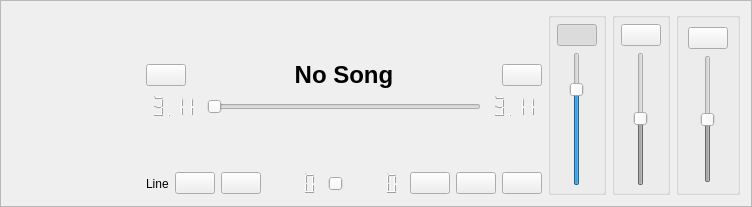
This is ui/mediaplayer.ui in mhaehnel/UltraEdit as Qt 5 draws it before an edit. The edited form follows.
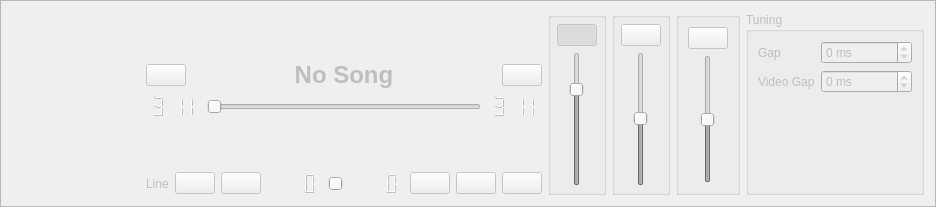
This is the edited form. Icons and pictures are not drawn.

Commit message:
Gap modification (Audio & Video) incl. UI
Especially the midi playback is still shaky, sometimes droping out after reschedule.
Moving through lines with buttons restarts it .... need to investigate

Diff of the .ui file:
```diff
--- a/ui/mediaplayer.ui
+++ b/ui/mediaplayer.ui
@@ -2,11 +2,14 @@
 <ui version="4.0">
  <class>MediaPlayer</class>
  <widget class="QFrame" name="MediaPlayer">
+  <property name="enabled">
+   <bool>false</bool>
+  </property>
   <property name="geometry">
    <rect>
     <x>0</x>
     <y>0</y>
-    <width>752</width>
+    <width>901</width>
     <height>207</height>
    </rect>
   </property>
@@ -309,8 +312,6 @@
     </layout>
    </item>
    <item>
-    <layout class="QHBoxLayout" name="horizontalLayout_7">
-     <item>
       <widget class="QGroupBox" name="groupBox_2">
        <property name="title">
         <string/>
@@ -499,7 +500,84 @@
        </layout>
       </widget>
      </item>
-    </layout>
+   <item alignment="Qt::AlignLeft">
+    <widget class="QGroupBox" name="tuningBox">
+     <property name="enabled">
+      <bool>false</bool>
+     </property>
+     <property name="title">
+      <string>Tuning</string>
+     </property>
+     <layout class="QFormLayout" name="formLayout">
+      <property name="labelAlignment">
+       <set>Qt::AlignLeading|Qt::AlignLeft|Qt::AlignVCenter</set>
+      </property>
+      <item row="0" column="0">
+       <widget class="QLabel" name="label_2">
+        <property name="text">
+         <string>Gap</string>
+        </property>
+       </widget>
+      </item>
+      <item row="0" column="1">
+       <widget class="QSpinBox" name="audioGap">
+        <property name="enabled">
+         <bool>false</bool>
+        </property>
+        <property name="sizePolicy">
+         <sizepolicy hsizetype="MinimumExpanding" vsizetype="Fixed">
+          <horstretch>0</horstretch>
+          <verstretch>0</verstretch>
+         </sizepolicy>
+        </property>
+        <property name="suffix">
+         <string> ms</string>
+        </property>
+        <property name="minimum">
+         <number>-999999</number>
+        </property>
+        <property name="maximum">
+         <number>999999</number>
+        </property>
+        <property name="singleStep">
+         <number>100</number>
+        </property>
+       </widget>
+      </item>
+      <item row="1" column="0">
+       <widget class="QLabel" name="label_3">
+        <property name="text">
+         <string>Video Gap</string>
+        </property>
+       </widget>
+      </item>
+      <item row="1" column="1">
+       <widget class="QSpinBox" name="videoGap">
+        <property name="enabled">
+         <bool>false</bool>
+        </property>
+        <property name="sizePolicy">
+         <sizepolicy hsizetype="MinimumExpanding" vsizetype="Fixed">
+          <horstretch>0</horstretch>
+          <verstretch>0</verstretch>
+         </sizepolicy>
+        </property>
+        <property name="suffix">
+         <string> ms</string>
+        </property>
+        <property name="minimum">
+         <number>-999999</number>
+        </property>
+        <property name="maximum">
+         <number>999999</number>
+        </property>
+        <property name="singleStep">
+         <number>100</number>
+        </property>
+       </widget>
+      </item>
+     </layout>
+    </widget>
    </item>
   </layout>
  </widget>
```
Lines whose indentation alone changed are shown as unchanged. The commit also changes 10 other files.
